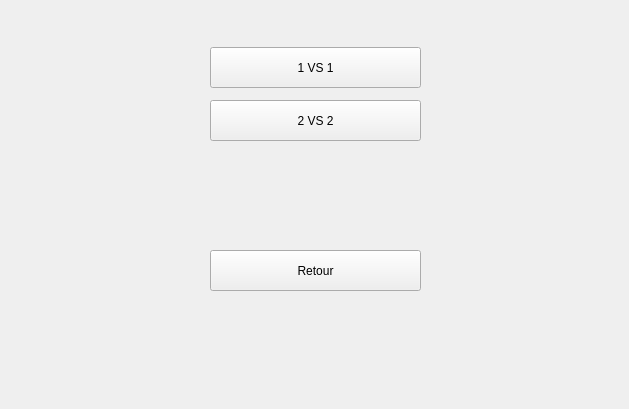
First picture: the form in menuwindow.ui, repository wDenGit/Quoridor, before the edit.
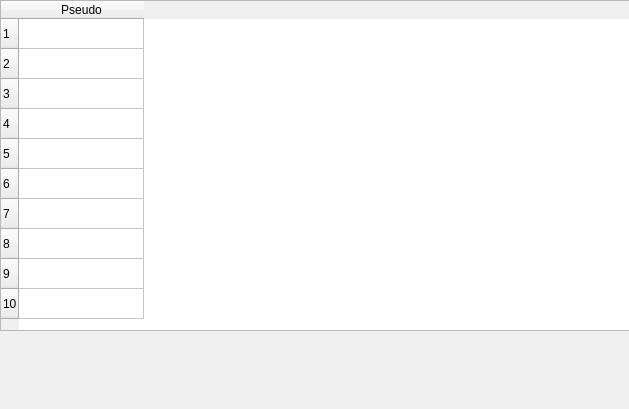
Second picture: the form after the edit.

Commit message: V1.6: List des amis fonctionnl, modification importante du code source du client, petite surprise

Diff of the .ui file:
```diff
--- a/menuwindow.ui
+++ b/menuwindow.ui
@@ -23,7 +23,7 @@
     </rect>
    </property>
    <property name="currentIndex">
-    <number>1</number>
+    <number>5</number>
    </property>
    <widget class="QWidget" name="main">
     <property name="cursor">
@@ -339,7 +339,81 @@
      </property>
     </widget>
    </widget>
-   <widget class="QWidget" name="page"/>
+   <widget class="QWidget" name="friend_list">
+    <widget class="QTableWidget" name="table_friend">
+     <property name="geometry">
+      <rect>
+       <x>0</x>
+       <y>0</y>
+       <width>631</width>
+       <height>331</height>
+      </rect>
+     </property>
+     <attribute name="horizontalHeaderDefaultSectionSize">
+      <number>125</number>
+     </attribute>
+     <row>
+      <property name="text">
+       <string>1</string>
+      </property>
+     </row>
+     <row>
+      <property name="text">
+       <string>2</string>
+      </property>
+     </row>
+     <row>
+      <property name="text">
+       <string>3</string>
+      </property>
+     </row>
+     <row>
+      <property name="text">
+       <string>4</string>
+      </property>
+     </row>
+     <row>
+      <property name="text">
+       <string>5</string>
+      </property>
+     </row>
+     <row>
+      <property name="text">
+       <string>6</string>
+      </property>
+     </row>
+     <row>
+      <property name="text">
+       <string>7</string>
+      </property>
+     </row>
+     <row>
+      <property name="text">
+       <string>8</string>
+      </property>
+     </row>
+     <row>
+      <property name="text">
+       <string>9</string>
+      </property>
+     </row>
+     <row>
+      <property name="text">
+       <string>10</string>
+      </property>
+     </row>
+     <column>
+      <property name="text">
+       <string>Pseudo</string>
+      </property>
+     </column>
+     <item row="0" column="0">
+      <property name="text">
+       <string/>
+      </property>
+     </item>
+    </widget>
+   </widget>
   </widget>
  </widget>
  <resources/>
```
Left out of the diff: 15 changed lines with no effect on the pictures. The commit also changes 15 other files.
